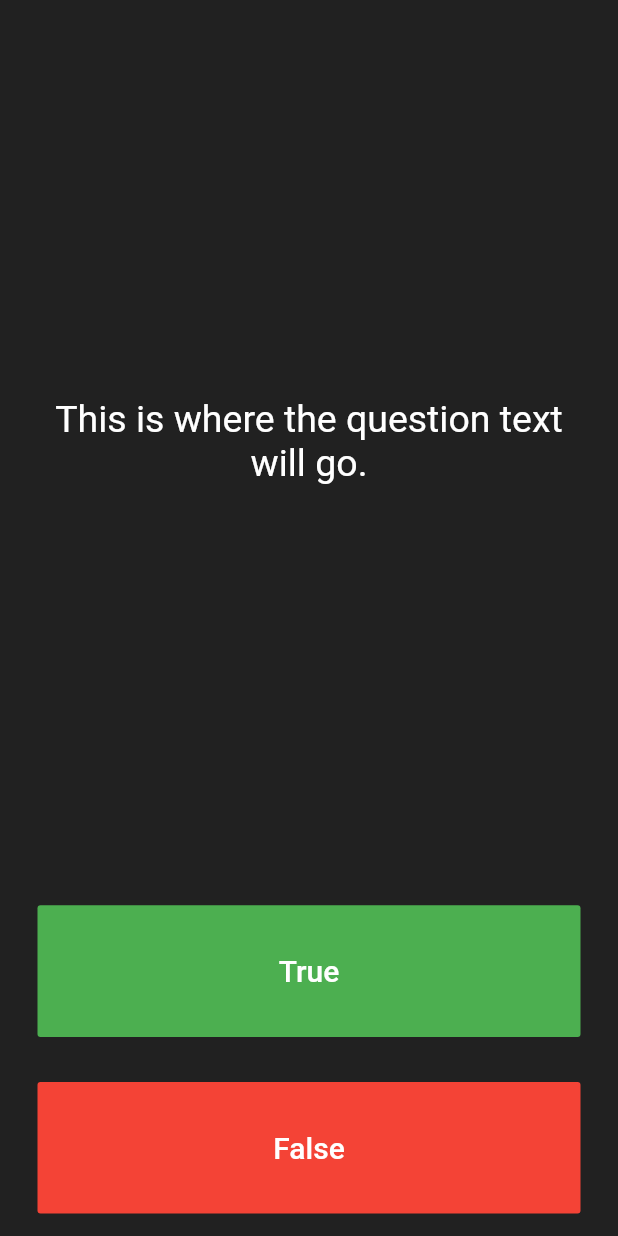
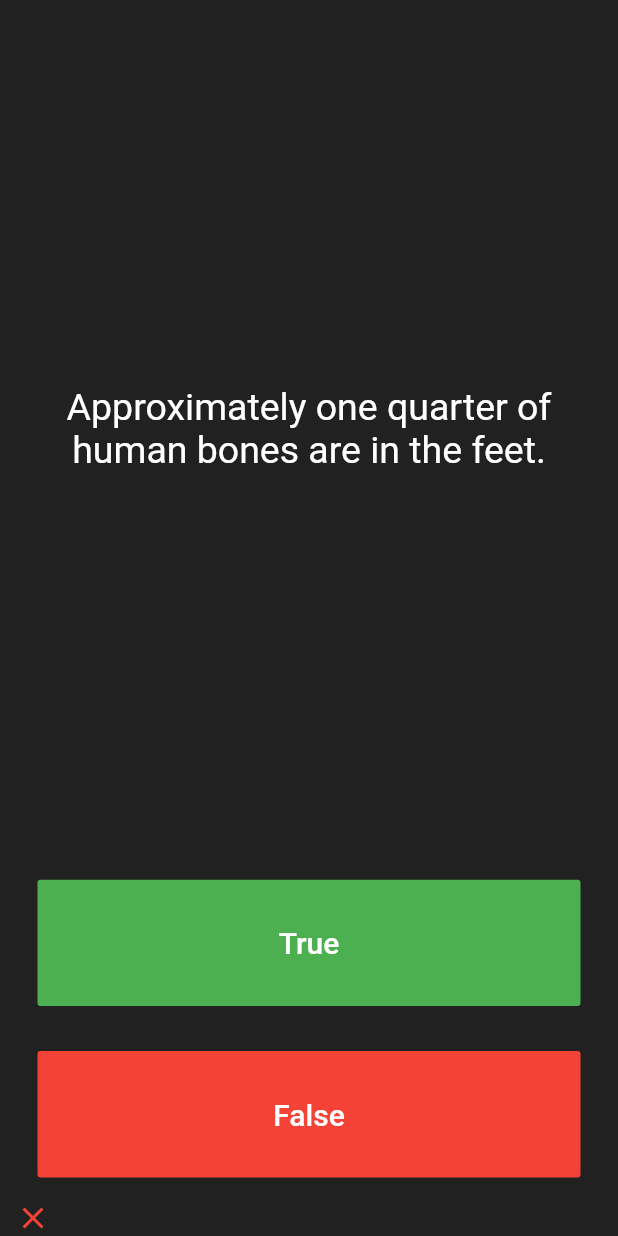
Before and after one commit to rgarbi/flutter_course_first_app, a Flutter app: the screen it shows after launch, after a tap on "True", on a phone screen of 412 x 824 dp. Run offline on Flutter 3.47's test engine with Material 2 defaults, Android fonts, the light colour scheme and no system bars; our stand-ins replace audioplayers; network calls fail.

Commit message:
some cleanup

```diff
--- a/quizzler_app/lib/main.dart
+++ b/quizzler_app/lib/main.dart
@@ -1,4 +1,5 @@
 import 'package:flutter/material.dart';
+import 'package:quizzler_app/question.dart';
 
 void main() => runApp(Quizzler());
 
@@ -25,6 +26,48 @@ class QuizPage extends StatefulWidget {
 }
 
 class _QuizPageState extends State<QuizPage> {
+  List<Widget> scoreKeeper = [];
+
+  List<Question> questions = [
+    Question(q: 'You can lead a cow down stairs but not up stairs.', a: false),
+    Question(q: 'Approximately one quarter of human bones are in the feet.',
+        a: true),
+    Question(q: 'A slug\'s blood is green.', a: true),
+  ];
+
+  int currentQuestionNumber = 0;
+
+  void answerQuestion(int currentQuestion, bool answer) {
+    setState(() {
+      if (answer == questions[currentQuestion].questionAnswer) {
+        scoreKeeper.add(
+          Icon(
+            Icons.check,
+            color: Colors.green,
+          ),
+        );
+        handleQuestionIncrementing(currentQuestion);
+      } else {
+        scoreKeeper.add(
+          Icon(
+            Icons.clear,
+            color: Colors.red,
+          ),
+        );
+        handleQuestionIncrementing(currentQuestion);
+      }
+    });
+  }
+
+  void handleQuestionIncrementing(int currentQuestion) {
+    if (currentQuestion + 1 >= questions.length) {
+      currentQuestionNumber = 0;
+      scoreKeeper.clear();
+    } else {
+      ++currentQuestionNumber;
+    }
+  }
+
   @override
   Widget build(BuildContext context) {
     return Column(
@@ -37,7 +80,7 @@ class _QuizPageState extends State<QuizPage> {
             padding: EdgeInsets.all(10.0),
             child: Center(
               child: Text(
-                'This is where the question text will go.',
+                questions[currentQuestionNumber].questionText,
                 textAlign: TextAlign.center,
                 style: TextStyle(
                   fontSize: 25.0,
@@ -61,7 +104,7 @@ class _QuizPageState extends State<QuizPage> {
                 ),
               ),
               onPressed: () {
-                //The user picked true.
+                answerQuestion(currentQuestionNumber, true);
               },
             ),
           ),
@@ -79,19 +122,15 @@ class _QuizPageState extends State<QuizPage> {
                 ),
               ),
               onPressed: () {
-                //The user picked false.
+                answerQuestion(currentQuestionNumber, false);
               },
             ),
           ),
         ),
-        //TODO: Add a Row here as your score keeper
+        Row(
+          children: scoreKeeper,
+        ),
       ],
     );
   }
 }
-
-/*
-question1: 'You can lead a cow down stairs but not up stairs.', false,
-question2: 'Approximately one quarter of human bones are in the feet.', true,
-question3: 'A slug\'s blood is green.', true,
-*/
--- /dev/null
+++ b/quizzler_app/lib/question.dart
@@ -0,0 +1,9 @@
+class Question {
+  String questionText;
+  bool questionAnswer;
+
+  Question({String q, bool a}) {
+    questionText = q;
+    questionAnswer = a;
+  }
+}
```
